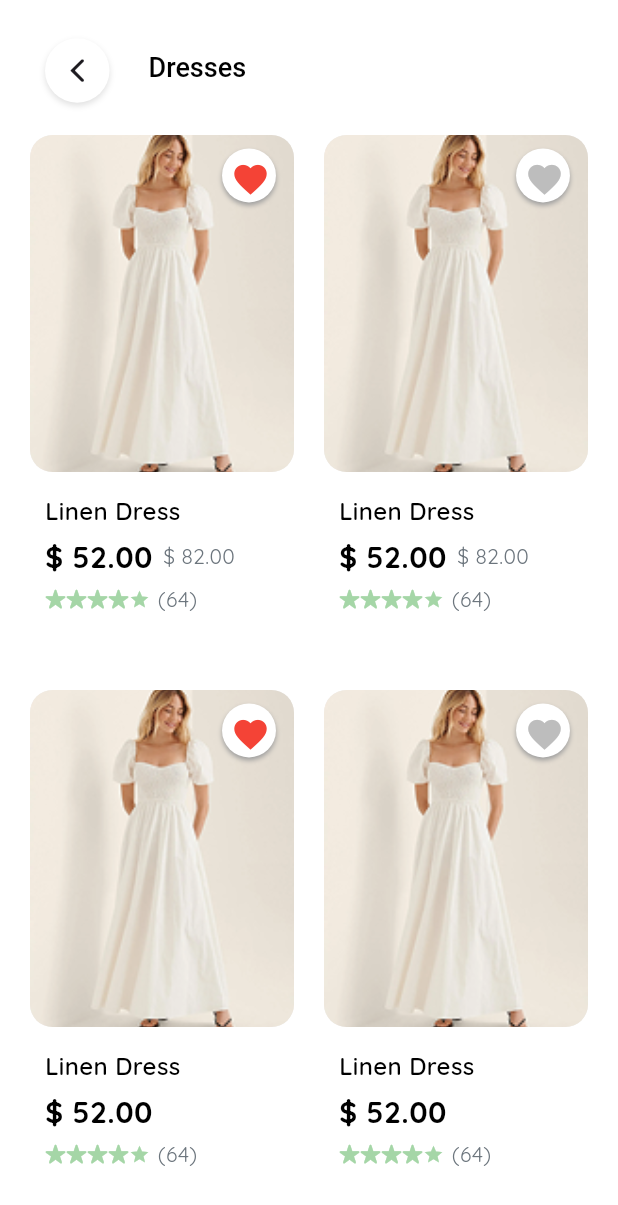
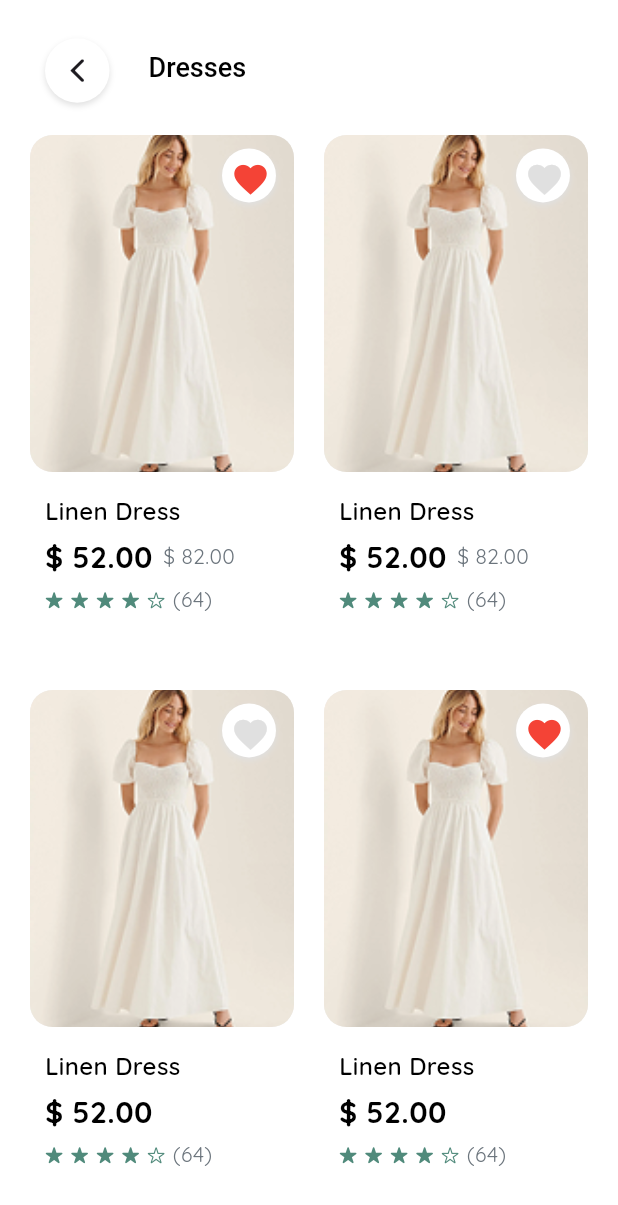
Before and after one commit to roaaabufoul/lora_store, a Flutter app: the ShowItemsScreen screen opened directly, on a phone screen of 412 x 824 dp. Shown: the top 1205 px of the screen. Run offline on Flutter 3.47's test engine with Material 3 defaults, Android fonts, the phone set to English and light mode, and no system bars; our stand-ins replace flutter_screenutil, get, iconsax, smooth_page_indicator.

Commit message:
more ui added

```diff
--- a/lib/screens/categories/show_items_screen.dart
+++ b/lib/screens/categories/show_items_screen.dart
@@ -1,7 +1,9 @@
 import 'package:flutter/cupertino.dart';
 import 'package:flutter/material.dart';
 import 'package:flutter_screenutil/flutter_screenutil.dart';
+import 'package:get/get.dart';
 import 'package:get/get_connect/http/src/utils/utils.dart';
+import 'package:lora_store/screens/categories/item_details.dart';
 import 'package:lora_store/widgets/components/LAppBar.dart';
 
 import '../../utils/constants/colors.dart';
@@ -17,7 +19,7 @@ class _ShowItemsScreenState extends State<ShowItemsScreen> {
   @override
   Widget build(BuildContext context) {
     return Scaffold(
-      appBar: LAppbar.SecondAppBar('Dresses'),
+      appBar: LAppbar.SecondAppBar('Dresses',[]),
       body: SingleChildScrollView(
         child: SingleChildScrollView(
           child: Padding(
@@ -36,7 +38,9 @@ class _ShowItemsScreenState extends State<ShowItemsScreen> {
                       childAspectRatio: 0.5
                     ),
                     itemBuilder: (context, index){
-                      return Container(
+                      return GestureDetector(
+                        onTap: ()=> Get.to(ItemDetails()),
+                        child: Container(
                           width: 150.w,
                           color: Colors.transparent,
                           child: Column(
@@ -61,30 +65,7 @@ class _ShowItemsScreenState extends State<ShowItemsScreen> {
                                   Positioned(
                                       right: 10.w,
                                       top: 10.h,
-                                  child: Container(
-                                    width: 40.w,
-                                    height: 40.h,
-                                    decoration: BoxDecoration(
-                                      shape: BoxShape.circle,
-                                      color: Colors.white,
-                                      boxShadow: [
-                                        BoxShadow(
-                                          offset: Offset(0, 2),
-                                          color: Colors.grey.shade500,
-                                          blurRadius: 2,
-                                          spreadRadius: 0
-                                        )
-                                      ]
-                                    ),
-                                    child: IconButton(
-                                        onPressed: (){},
-                                        icon: Icon(
-                                          Icons.favorite,
-                                          color: index == 0 || index ==2 ? Colors.red : Colors.grey[400],
-                                          size: 26,
-                                        )),
-                                  ),
-                                )
+                                      child: FavoriteIcon(iconColor: index ==0 || index ==3 ? Colors.red :Colors.grey.shade300 ,))
                                 ],
                               ),
                               Padding(
@@ -114,27 +95,12 @@ class _ShowItemsScreenState extends State<ShowItemsScreen> {
                                             ),)
                                       ],
                                     ),
-                                  Row(
-                                    spacing: 5,
-                                    children: [
-                                       Row(
-                                         children: List.generate
-                                           (5, (index){
-                                             return Icon(index<4? CupertinoIcons.star_fill: Icons.star
-                                             , color: Colors.green.shade200,size: 14,);
-                                         }),
-                                       ),
-                                      Text('(64)',
-                                          style: TextStyle(
-                                            fontSize: 14,
-                                            color: LColors.textSecondary,
-                                          ))
-                                    ],
-                                  )
+                                    StarsWidget(size: 12,)
                                   ],
                                 ),
                               )
                             ],
+                          ),
                         ),
                       );
                     }),
@@ -146,3 +112,67 @@ class _ShowItemsScreenState extends State<ShowItemsScreen> {
     );
   }
 }
+
+class StarsWidget extends StatelessWidget {
+  const StarsWidget({
+    super.key, required this.size,
+
+  });
+    final double size;
+  @override
+  Widget build(BuildContext context) {
+    return Row(
+      spacing: 5,
+      children: [
+         Row(
+           spacing: 5,
+           children: List.generate
+             (5, (index){
+               return Icon(index<4? CupertinoIcons.star_fill: CupertinoIcons.star
+               , color: Color(0xFF508A7B),size: size,);
+           }),
+         ),
+        Text('(64)',
+            style: TextStyle(
+              fontSize: 14,
+              color: LColors.textSecondary,
+            ),
+        )
+      ],
+    );
+  }
+}
+
+class FavoriteIcon extends StatelessWidget {
+  const FavoriteIcon({
+    super.key, this.iconColor,
+
+  });
+ final Color? iconColor;
+  @override
+  Widget build(BuildContext context) {
+    return Container(
+      width: 40.w,
+      height: 40.h,
+      decoration: BoxDecoration(
+        shape: BoxShape.circle,
+        color: Colors.white,
+        boxShadow: [
+          BoxShadow(
+              blurRadius:3,
+              spreadRadius: 0,
+              color: LColors.grey,
+              offset: Offset(0, 2)
+          )
+        ]
+      ),
+      child: IconButton(
+          onPressed: (){},
+          icon: Icon(
+            Icons.favorite,
+            color: iconColor,
+            size: 26,
+          )),
+    );
+  }
+}
--- a/lib/screens/search/search_screen.dart
+++ b/lib/screens/search/search_screen.dart
@@ -22,7 +22,7 @@ class _SearchScreenState extends State<SearchScreen> {
   @override
   Widget build(BuildContext context) {
     return Scaffold(
-      appBar: LAppbar.SecondAppBar(''),
+      appBar: LAppbar.SecondAppBar('',[]),
       body: Padding(
         padding: const EdgeInsets.fromLTRB(30, 0, 0, 0),
         child: SingleChildScrollView(
--- a/lib/widgets/components/LAppBar.dart
+++ b/lib/widgets/components/LAppBar.dart
@@ -44,8 +44,9 @@ class LAppbar {
     ],
   );
 
-  static AppBar SecondAppBar(String? title){
+  static AppBar SecondAppBar(String? title, List<Widget>? actions){
     return AppBar(
+      actions: actions ?? [],
       title: Padding(
         padding: const EdgeInsets.only(left: 8),
         child: Text(title ??''),
--- a/lib/widgets/components/navigation_menu.dart
+++ b/lib/widgets/components/navigation_menu.dart
@@ -45,7 +45,9 @@ class NavigationMenu extends StatelessWidget {
                       topLeft: Radius.circular(25)
                     ),
                    boxShadow: [
-                      BoxShadow(color:  LColors.secondaryGrey, blurRadius:10, spreadRadius: 0),
+                      BoxShadow(
+                          color:  LColors.secondaryGrey,
+                          blurRadius:10, spreadRadius: 0),
                     ],
                   ),
                   child: Center(
```
Also changed, not shown: lib/screens/categories/item_details.dart (added, +497 -0 lines), assets/images/details.png (added). Lines whose indentation alone changed are shown as unchanged.
